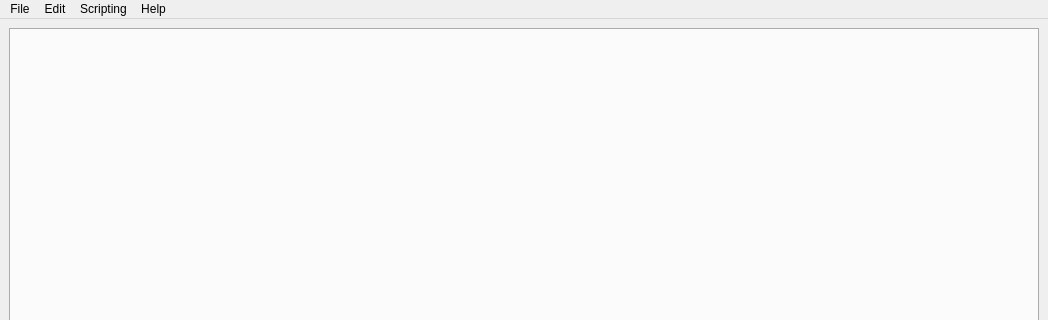
Before: the Qt Designer form gui/Main.ui in AsteriskAmpersand/MHW-EPV-Editor, drawn with Qt 5; both pictures show x 0 to 1048 and y 0 to 320 of the 1048 by 836 pixel window.
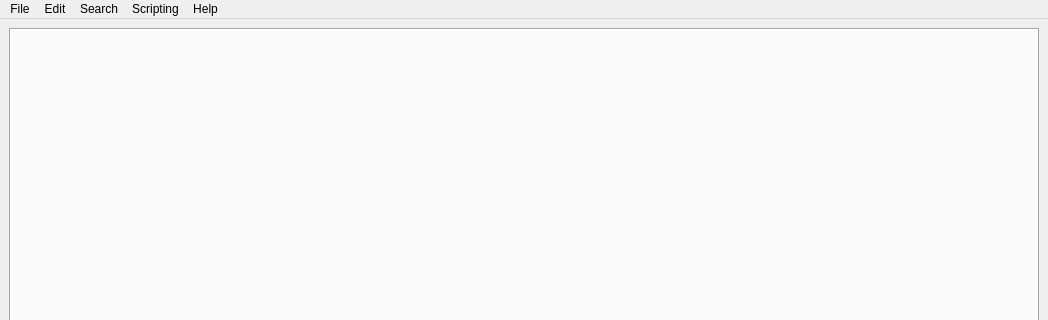
After: the same form once the commit is applied.

```diff
--- a/gui/Main.ui
+++ b/gui/Main.ui
@@ -77,8 +77,18 @@
     <addaction name="actionAbout"/>
     <addaction name="actionScripting"/>
    </widget>
+   <widget class="QMenu" name="menuSearch">
+    <property name="title">
+     <string>Search</string>
+    </property>
+    <addaction name="actionFind"/>
+    <addaction name="actionFind_Next"/>
+    <addaction name="actionReplace"/>
+    <addaction name="actionBatch_Replace"/>
+   </widget>
    <addaction name="menuOpen"/>
    <addaction name="menuEdit"/>
+   <addaction name="menuSearch"/>
    <addaction name="menuScripting"/>
    <addaction name="menuHelp"/>
   </widget>
```
Left out of the diff: 35 changed lines with no effect on the pictures.
